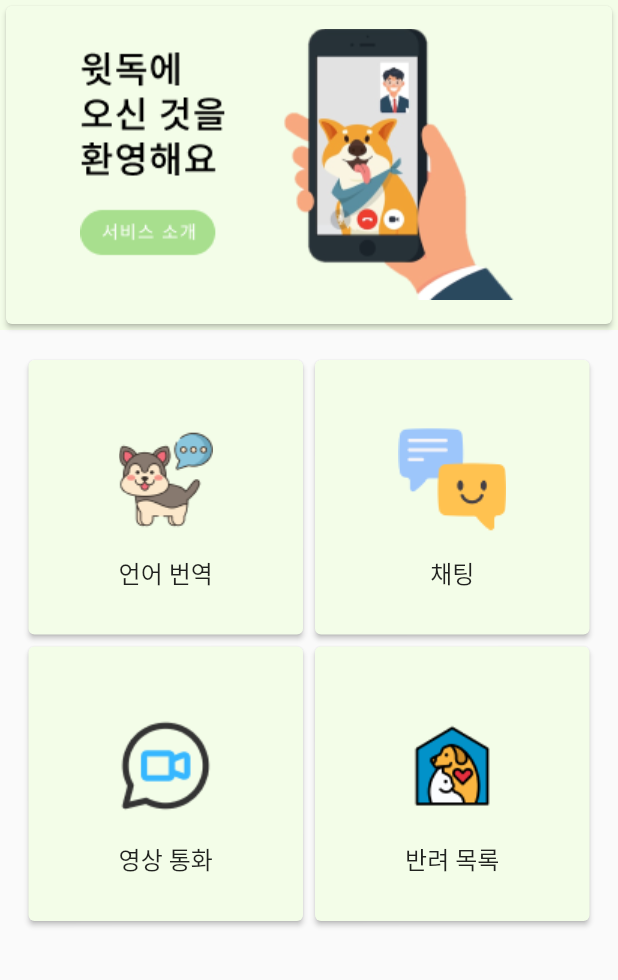
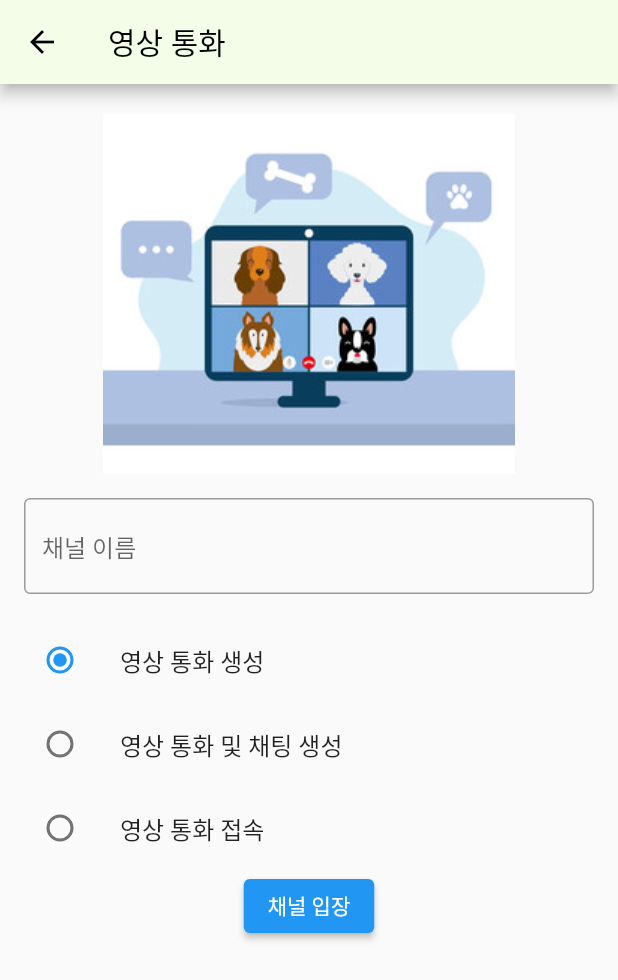
Before and after one commit to mewjeans/WITDOG_APP, a Flutter app: the HomeScreenContent screen opened directly, after a tap on "영상 통화", on a phone screen of 412 x 824 dp. Shown: the top 980 px of the screen. Run offline on Flutter 3.47's test engine with Material 2 defaults, Android fonts, the phone set to English and light mode, and no system bars; our stand-ins replace flutter_native_splash, permission_handler, shared_preferences, supabase_flutter, timeago; missing offline and left inert: agora_rtc_engine; accounts and stored records are empty.

Commit message:
feat: add videoIndex Page implement

```diff
--- a/lib/main.dart
+++ b/lib/main.dart
@@ -1,6 +1,9 @@
+import 'package:agora_rtc_engine/agora_rtc_engine.dart';
 import 'package:flutter/material.dart';
 import 'package:flutter_native_splash/flutter_native_splash.dart';
 import 'package:pet/provider/auth_provider.dart';
+import 'package:pet/screens/video_call_screen.dart';
+import 'package:pet/screens/video_index_screen.dart';
 import 'package:provider/provider.dart';
 import 'package:pet/screens/auth/login_screen.dart';
 import 'package:pet/screens/chat_screen.dart';
@@ -10,6 +13,7 @@ import 'package:supabase_flutter/supabase_flutter.dart';
 import 'package:intl/date_symbol_data_local.dart';
 
 void main() async {
+
   var widgetsBinding = WidgetsFlutterBinding.ensureInitialized();
   FlutterNativeSplash.preserve(widgetsBinding: widgetsBinding);
 
@@ -42,6 +46,8 @@ class MyApp extends StatelessWidget {
         '/my': (context) => MyProfile(),
         '/chat': (context) => ChatScreen(),
         '/login': (context) => LoginScreen(),
+        '/videoIndex': (context) => VideoIndexScreen(),
+        '/videoCall': (context) => VideoCallScreen(),
       },
       home: LoginScreen(),
     );
--- a/lib/provider/auth_provider.dart
+++ b/lib/provider/auth_provider.dart
@@ -28,8 +28,8 @@ class AuthProvider with ChangeNotifier {
 
       if (response.user != null) {
         final prefs = await SharedPreferences.getInstance();
-        prefs.setString('email', email);
-        prefs.setString('password', password);
+        await prefs.setString('email', email);
+        await prefs.setString('password', password);
 
         _navigateToHome(context);
       } else {
--- a/lib/screens/chat_screen.dart
+++ b/lib/screens/chat_screen.dart
@@ -3,15 +3,13 @@ import 'package:flutter/material.dart';
 import 'package:pet/models/message.dart';
 import 'package:pet/models/profile.dart';
 import 'package:pet/utils/constants.dart';
-import 'package:supabase_flutter/supabase_flutter.dart';
 import 'package:timeago/timeago.dart';
 
 class ChatScreen extends StatefulWidget {
-  const ChatScreen({Key? key}) : super(key: key);
 
   static Route<void> route() {
     return MaterialPageRoute(
-      builder: (context) => const ChatScreen(),
+      builder: (context) => ChatScreen(),
     );
   }
 
--- a/lib/screens/register_screen.dart
+++ b/lib/screens/register_screen.dart
@@ -4,10 +4,10 @@ import 'auth/login_screen.dart';
 
 class RegisterScreen extends StatefulWidget {
   @override
-  RegisterScreenPageState createState() => RegisterScreenPageState();
+  _RegisterScreenPageState createState() => _RegisterScreenPageState();
 }
 
-class RegisterScreenPageState extends State<RegisterScreen> {
+class _RegisterScreenPageState extends State<RegisterScreen> {
   bool _isLoading = false;
   late TextEditingController _emailController;
   late TextEditingController _passwordController;
--- /dev/null
+++ b/lib/screens/video_index_screen.dart
@@ -0,0 +1,149 @@
+import 'dart:ui';
+
+import 'package:flutter/material.dart';
+import 'package:permission_handler/permission_handler.dart';
+import 'package:agora_rtc_engine/agora_rtc_engine.dart';
+import 'package:pet/screens/video_call_screen.dart';
+
+class VideoIndexScreen extends StatefulWidget {
+  @override
+ _VideoIndexScreen createState() => _VideoIndexScreen();
+}
+enum  VideoSelect { videoCreate, videoAndChatCreate, videoConnect }
+
+class _VideoIndexScreen extends State<VideoIndexScreen> {
+  final _channelController = TextEditingController();
+  VideoSelect? _videoSelect = VideoSelect.videoCreate;
+  bool _validateError = false;
+  ClientRoleType? _role;
+
+  @override
+  void initState() {
+    super.initState();
+    _channelController;
+  }
+
+  @override
+  void dispose() {
+    super.dispose();
+    _channelController.dispose();
+  }
+
+  @override
+  Widget build(BuildContext context) {
+    return Scaffold(
+      appBar: AppBar(
+        iconTheme: IconThemeData(
+          color: Colors.black,
+        ),
+        backgroundColor: Color(0xFFF3FDE8),
+        title: Text('영상 통화',
+          style: TextStyle(
+            color: Colors.black,
+          ),
+        ),
+      ),
+      body: SingleChildScrollView(
+        child: Center(
+          child: Column(
+            mainAxisAlignment: MainAxisAlignment.center,
+            children: <Widget>[
+              SizedBox(height: 20),
+              Image.asset('assets/image/dog_video_call.png'),
+              Padding(
+                padding: const EdgeInsets.all(16.0),
+                child: TextField(
+                  controller: _channelController,
+                  decoration: InputDecoration(
+                    hintText: '채널 이름',
+                    errorText: _validateError ? '채널 이름을 입력하세요.' : null,
+                    border: OutlineInputBorder(
+                      borderSide: BorderSide(width: 1),
+                    ),
+                  ),
+                ),
+              ),
+              ListTile(
+                title: Text('영상 통화 생성'),
+                leading: Radio<VideoSelect>(
+                  value: VideoSelect.videoCreate,
+                  groupValue: _videoSelect,
+                  onChanged: (VideoSelect? value) {
+                    setState(() {
+                      _videoSelect = value;
+                    });
+                  },
+                ),
+              ),
+              ListTile(
+                title: Text('영상 통화 및 채팅 생성'),
+                leading: Radio<VideoSelect>(
+                  value: VideoSelect.videoAndChatCreate,
+                  groupValue: _videoSelect,
+                  onChanged: (VideoSelect? value) {
+                    setState(() {
+                      _videoSelect = value;
+                    });
+                  },
+                ),
+              ),
+              ListTile(
+                title: Text('영상 통화 접속'),
+                leading: Radio<VideoSelect>(
+                  value: VideoSelect.videoConnect,
+                  groupValue: _videoSelect,
+                  onChanged: (VideoSelect? value) {
+                    setState(() {
+                      _videoSelect = value;
+                    });
+                  },
+                ),
+              ),
+              ElevatedButton(
+                onPressed: _joinChannel,
+                child: Text('채널 입장'),
+              ),
+            ],
+          ),
+        ),
+      ),
+    );
+  }
+
+  Future<void> _joinChannel() async {
+    setState(() {
+      _channelController.text.isEmpty
+          ? _validateError = true
+          : _validateError = false;
+    });
+
+    if (_channelController.text.isNotEmpty) {
+      if (mounted) {
+        var statuses = await [
+          Permission.camera,
+          Permission.microphone,
+        ].request();
+
+        if (statuses[Permission.camera] == PermissionStatus.granted &&
+            statuses[Permission.microphone] == PermissionStatus.granted) {
+          // 권한이 부여되었을 때 실행해야 할 작업을 추가하세요.
+          // 채널 입장 로직을 여기에 구현하세요.
+          final result = await Navigator.push(
+            context,
+            MaterialPageRoute(
+              builder: (context) => VideoCallScreen(
+                  channelName: _channelController.text,
+                  role: _videoSelect == VideoSelect.videoCreate ?
+                  ClientRoleType.clientRoleBroadcaster :
+                  ClientRoleType.clientRoleAudience
+              ),
+            ),
+          );
+        } else {
+          openAppSettings(); // 앱 설정 열기
+        }
+      }
+      await [Permission.camera, Permission.microphone].request();
+    }
+  }
+}
--- /dev/null
+++ b/lib/utils/settings.dart
@@ -0,0 +1,2 @@
+const appId = 'e50d5e98e4e74afc86033cfe3fb1b5b2';
+const token = '007eJxTYFDdbFDyaab8tdYLJ7bpsb3hTtzrM02z4aJDWvGdaZ5Bv5oVGFJNDVJMUy0tUk1SzU0S05ItzAyMjZPTUo3TkgyTTJOM/Lp0UhsCGRlm/PjDyMgAgSA+N0NaTmlJSWpRbmJBAQMDAIw4JAo=';
--- a/lib/widgets/service_guide_dialog.dart
+++ b/lib/widgets/service_guide_dialog.dart
@@ -6,7 +6,7 @@ class ServiceGuideDialog extends StatelessWidget {
     return AlertDialog(
       title: Text('서비스 가이드'), // 대화 상자 제목 변경
       content: Text('반려 동물과 언어 번역\n - 개발 예정 \n\n'
-          '채팅, 영상 통화 기능, 반려 목록\n - 개발 진행 중 '
+          '영상 통화 기능, 반려 목록\n - 개발 진행 중 '
       ), // 대화 상자 내용 변경
       actions: <Widget>[
         ElevatedButton(
--- a/pubspec.yaml
+++ b/pubspec.yaml
@@ -36,10 +36,7 @@ dependencies:
   # Use with the CupertinoIcons class for iOS style icons.
   cupertino_icons: ^1.0.2
   path:
-  get_it:
-  http:
   provider: ^6.0.5
-  flutter_chat_ui: ^1.6.9
   supabase_flutter: ^1.10.6
   flutter_native_splash:
   adaptive_components: ^0.0.9
@@ -48,6 +45,8 @@ dependencies:
   flutter_secure_storage:
   shared_preferences:
   agora_rtc_engine: ^6.2.3
+  permission_handler: ^11.0.1
+
 
 
 dev_dependencies:
@@ -79,6 +78,7 @@ flutter:
     - assets/image/dogList_image.png
     - assets/image/main_image.png
     - assets/image/video_chat_image.png
+    - assets/image/dog_video_call.png
 
   # To add assets to your application, add an assets section, like this:
   # assets:
```
Also changed, not shown: lib/screens/auth/login_screen.dart (+4 -6 lines), lib/screens/home_screen.dart (+19 -7 lines), lib/screens/video_call_screen.dart (added, +28 -0 lines), assets/image/dog_video_call.png (added), pubspec.lock, 1 other file.
